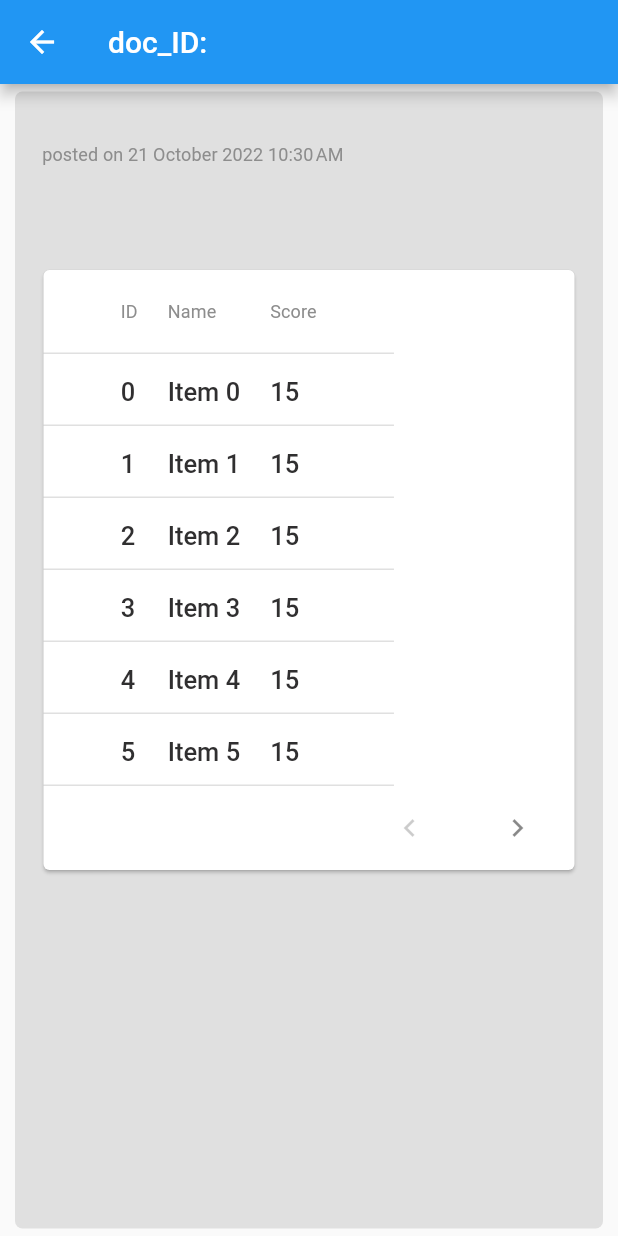
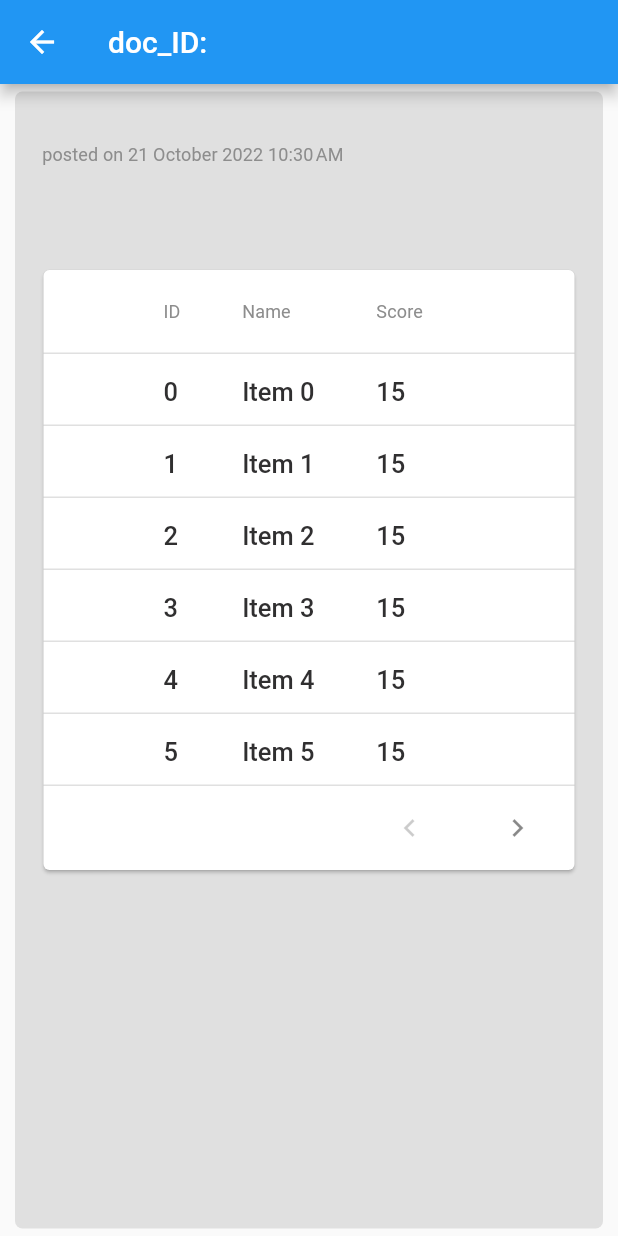
Before and after one commit to Nizar-Sweiss/Semi-Final-Lab, a Flutter app: the NewsFeedFullScreen screen opened directly with empty values, on a phone screen of 412 x 824 dp. Run offline on Flutter 3.47's test engine with Material 2 defaults, Android fonts, the phone set to English and light mode, and no system bars; our stand-ins replace carousel_slider, cloud_firestore, firebase_auth, firebase_core, google_sign_in; accounts and stored records are empty; network calls fail.

Commit message:
Update news_feed_fullscreen.dart
fix longList Bug, make vals final and clear

```diff
--- a/ltuc_portal/lib/Screens/news_feed_fullscreen.dart
+++ b/ltuc_portal/lib/Screens/news_feed_fullscreen.dart
@@ -1,3 +1,5 @@
+// ignore_for_file: non_constant_identifier_names
+
 import 'package:cloud_firestore/cloud_firestore.dart';
 import 'package:flutter/material.dart';
 import 'package:ltuc_portal/Widgets/news_feed_widget.dart';
@@ -17,9 +19,12 @@ class NewsFeedFullScreen extends StatefulWidget {
 
 class _NewsFeedFullScreenState extends State<NewsFeedFullScreen> {
   final DataTableSource _data = Marks();
+  final double HORIZONTAL_MARGIN = 80;
+  final double NEWSDATA_HEIGHT = 100;
+  final int ROWS_PER_PAGE = 6;
+  final double COLUMN_SPACING = 20;
   @override
   Widget build(BuildContext context) {
-    // ignore: prefer_const_constructors
     return Scaffold(
       appBar: AppBar(title: Text("doc_ID: ${widget.snapShot.id}")),
       body: Container(
@@ -38,10 +43,10 @@ class _NewsFeedFullScreenState extends State<NewsFeedFullScreen> {
               size: 150.0,
             );
           },
-          child: Column(
+          child: ListView(
             children: [
               SizedBox(
-                  height: 100,
+                  height: NEWSDATA_HEIGHT,
                   child: newsData(widget.snapShot, Theme.of(context))),
               PaginatedDataTable(
                 source: _data,
@@ -50,9 +55,9 @@ class _NewsFeedFullScreenState extends State<NewsFeedFullScreen> {
                   DataColumn(label: Text('Name')),
                   DataColumn(label: Text('Score'))
                 ],
-                columnSpacing: 20,
-                horizontalMargin: MediaQuery.of(context).size.width / 8,
-                rowsPerPage: 6,
+                columnSpacing: COLUMN_SPACING,
+                horizontalMargin: HORIZONTAL_MARGIN,
+                rowsPerPage: ROWS_PER_PAGE,
               ),
             ],
           ),
```
